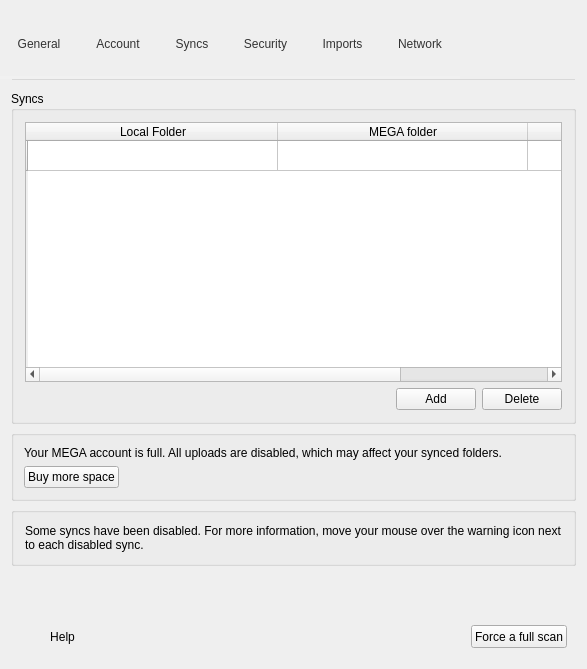
meganz/MEGAsync, file src/MEGASync/gui/win/SettingsDialog.ui: the form before one commit.
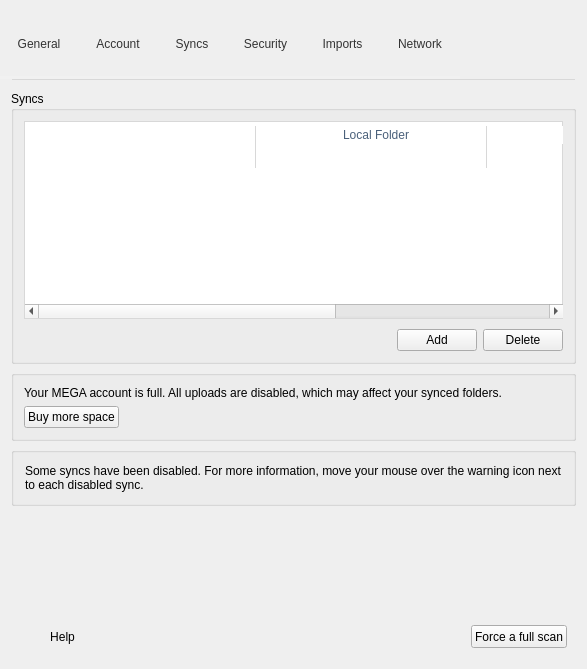
The form after the commit. The open tabs and pages were chosen to show the change. Icons and pictures are not drawn. Custom widgets are drawn as their Qt base class.

Commit message: Settings dialog: Syncs tab: syncs table revamp.

```diff
--- a/src/MEGASync/gui/win/SettingsDialog.ui
+++ b/src/MEGASync/gui/win/SettingsDialog.ui
@@ -68,6 +68,47 @@
 border: none;
 }
 
+/* Syncs tab */
+#wSyncsTable
+{
+background: white;
+border: 1px solid #D8D8D8;
+}
+
+#wSyncsTable QHeaderView
+{
+background: transparent;
+}
+
+#wSyncsTable QHeaderView::section
+{
+border-style: none;
+color: #4A607A;
+background: white;
+}
+
+#wSyncsTable QHeaderView::section:horizontal
+{
+border-right: 1px solid #D8D8D8;
+padding-left: 10px;
+}
+
+#wSyncsTable QTableView
+{
+border: none;
+background: transparent;
+}
+#wSyncsTable QTableView::item
+{
+border-right: 1px solid #D8D8D8;
+}
+
+#wSyncsTable QTableWidget::item:selected
+{
+background-color: rgba(0,120,215,0.8);
+border-right: 1px solid #2b8bd7;
+}
+
 #lAccountType, #lName
 {
 font-size: 13px;
@@ -1438,20 +1479,62 @@
          <property name="title">
           <string>Syncs</string>
          </property>
+         <property name="flat">
+          <bool>false</bool>
+         </property>
          <layout class="QVBoxLayout" name="verticalLayout_9">
+          <property name="spacing">
+           <number>10</number>
+          </property>
+          <property name="leftMargin">
+           <number>10</number>
+          </property>
+          <property name="topMargin">
+           <number>10</number>
+          </property>
+          <property name="rightMargin">
+           <number>10</number>
+          </property>
+          <property name="bottomMargin">
+           <number>10</number>
+          </property>
+          <item>
+           <widget class="QWidget" name="wSyncsTable" native="true">
+            <layout class="QVBoxLayout" name="verticalLayout_16">
+             <property name="leftMargin">
+              <number>1</number>
+             </property>
+             <property name="topMargin">
+              <number>5</number>
+             </property>
+             <property name="rightMargin">
+              <number>0</number>
+             </property>
+             <property name="bottomMargin">
+              <number>1</number>
+             </property>
           <item>
            <widget class="QTableWidget" name="tSyncs">
             <property name="enabled">
              <bool>true</bool>
             </property>
-            <property name="minimumSize">
-             <size>
-              <width>0</width>
-              <height>260</height>
-             </size>
+               <property name="sizePolicy">
+                <sizepolicy hsizetype="MinimumExpanding" vsizetype="Expanding">
+                 <horstretch>0</horstretch>
+                 <verstretch>0</verstretch>
+                </sizepolicy>
+               </property>
+               <property name="focusPolicy">
+                <enum>Qt::TabFocus</enum>
             </property>
             <property name="frameShape">
-             <enum>QFrame::StyledPanel</enum>
+                <enum>QFrame::NoFrame</enum>
+               </property>
+               <property name="verticalScrollBarPolicy">
+                <enum>Qt::ScrollBarAsNeeded</enum>
+               </property>
+               <property name="sizeAdjustPolicy">
+                <enum>QAbstractScrollArea::AdjustIgnored</enum>
             </property>
             <property name="autoScroll">
              <bool>false</bool>
@@ -1472,25 +1555,72 @@
              <enum>QAbstractItemView::ScrollPerPixel</enum>
             </property>
             <property name="showGrid">
-             <bool>true</bool>
+                <bool>false</bool>
+               </property>
+               <property name="gridStyle">
+                <enum>Qt::SolidLine</enum>
             </property>
             <property name="wordWrap">
              <bool>false</bool>
             </property>
             <property name="cornerButtonEnabled">
-             <bool>true</bool>
-            </property>
+                <bool>false</bool>
+               </property>
+               <property name="columnCount">
+                <number>4</number>
+               </property>
+               <attribute name="horizontalHeaderVisible">
+                <bool>true</bool>
+               </attribute>
+               <attribute name="horizontalHeaderCascadingSectionResizes">
+                <bool>true</bool>
+               </attribute>
+               <attribute name="horizontalHeaderMinimumSectionSize">
+                <number>29</number>
+               </attribute>
             <attribute name="horizontalHeaderDefaultSectionSize">
-             <number>250</number>
+                <number>231</number>
+               </attribute>
+               <attribute name="horizontalHeaderHighlightSections">
+                <bool>false</bool>
+               </attribute>
+               <attribute name="horizontalHeaderShowSortIndicator" stdset="0">
+                <bool>false</bool>
             </attribute>
             <attribute name="horizontalHeaderStretchLastSection">
              <bool>true</bool>
             </attribute>
+               <attribute name="verticalHeaderVisible">
+                <bool>false</bool>
+               </attribute>
+               <attribute name="verticalHeaderCascadingSectionResizes">
+                <bool>false</bool>
+               </attribute>
+               <attribute name="verticalHeaderMinimumSectionSize">
+                <number>24</number>
+               </attribute>
+               <attribute name="verticalHeaderDefaultSectionSize">
+                <number>24</number>
+               </attribute>
+               <attribute name="verticalHeaderHighlightSections">
+                <bool>false</bool>
+               </attribute>
+               <attribute name="verticalHeaderShowSortIndicator" stdset="0">
+                <bool>false</bool>
+               </attribute>
+               <attribute name="verticalHeaderStretchLastSection">
+                <bool>false</bool>
+               </attribute>
             <row>
              <property name="text">
               <string/>
              </property>
             </row>
+               <column>
+                <property name="text">
+                 <string/>
+                </property>
+               </column>
             <column>
              <property name="text">
               <string>Local Folder</string>
@@ -1506,11 +1636,14 @@
               <string/>
              </property>
             </column>
-            <item row="0" column="2">
+               <item row="0" column="3">
              <property name="text">
               <string/>
              </property>
             </item>
+              </widget>
+             </item>
+            </layout>
            </widget>
           </item>
           <item>
```
Left out of the diff: 2 changed lines with no effect on the pictures. Lines whose indentation alone changed are shown as unchanged. The commit also changes 31 other files.
